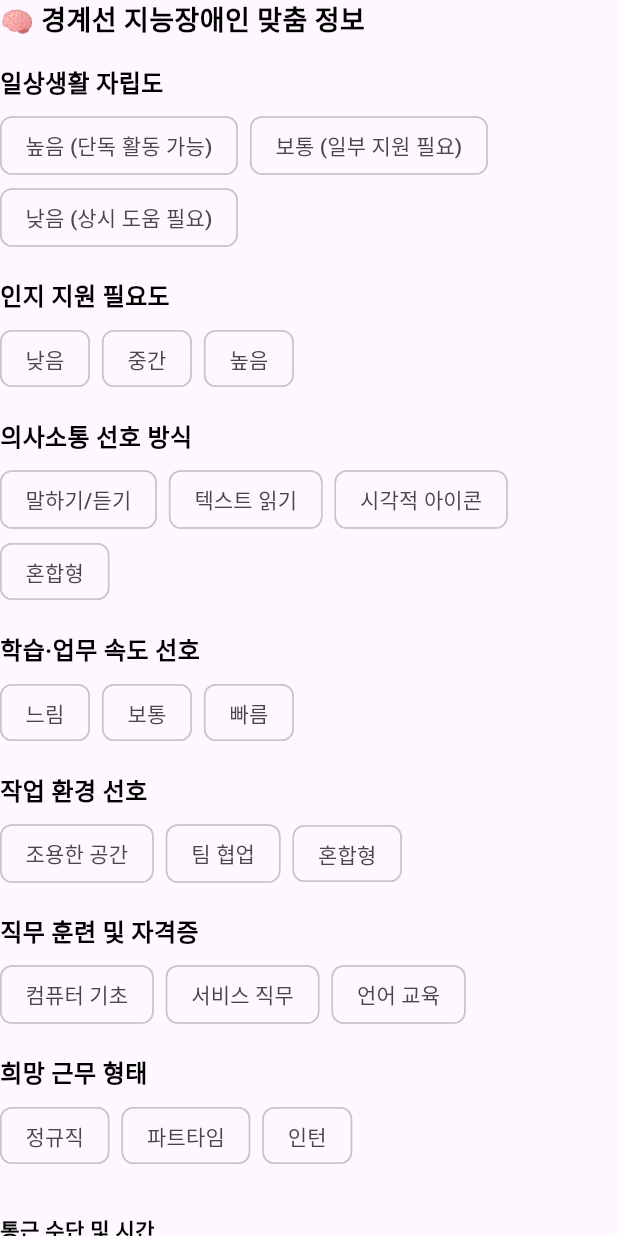
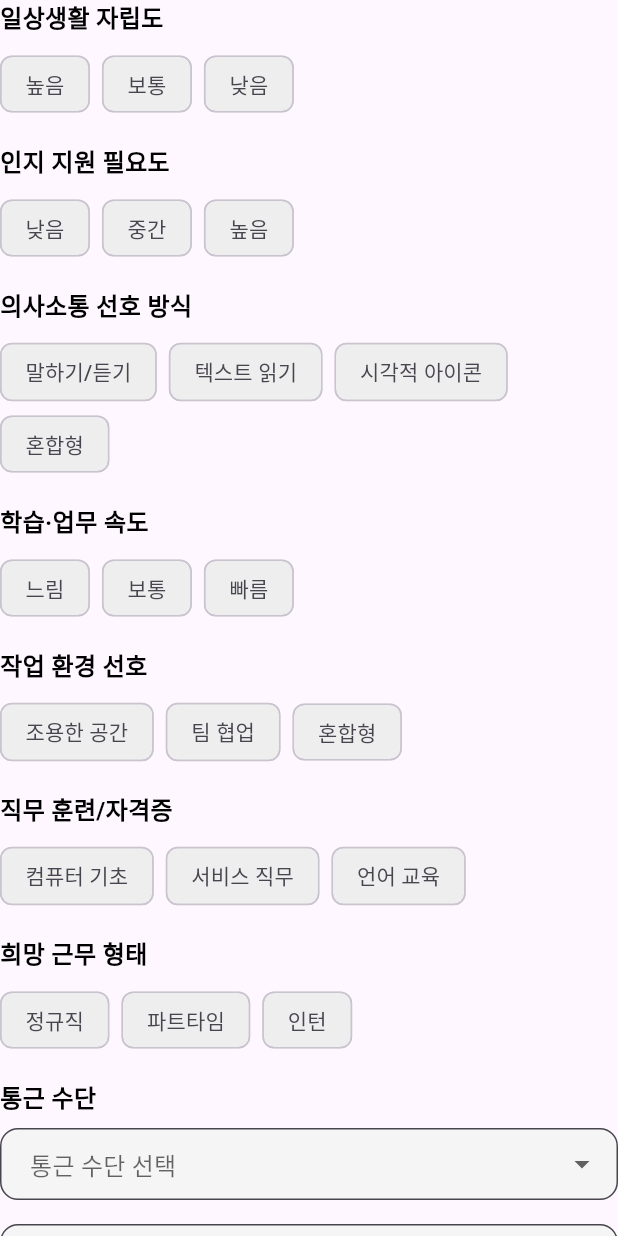
Before and after one commit to InfoGuard-NoOneLeftOut/FE, a Flutter app: the BorderlineInfoStep widget shown alone on an empty page, opened directly with empty values, on a phone screen of 412 x 824 dp. Run offline on Flutter 3.47's test engine with Material 3 defaults, Android fonts, the phone set to English and light mode, and no system bars; our stand-ins replace carousel_slider; network calls fail.

Commit message:
[Feat] user profile form edit

```diff
--- a/lib/widgets/forms/borderline_info_step.dart
+++ b/lib/widgets/forms/borderline_info_step.dart
@@ -22,15 +22,18 @@ class _BorderlineInfoStepState extends State<BorderlineInfoStep> {
   final Map<String, String?> _selectedChips = {};
   String? _commuteMethod;
   String? _commuteTime;
-  String? _school;
-  String? _diagnosis;
-  String? _specialNote;
 
   InputDecoration _inputDecoration(String hint) => InputDecoration(
     hintText: hint,
     filled: true,
     fillColor: Colors.grey[100],
-    border: OutlineInputBorder(borderRadius: BorderRadius.circular(16.0)),
+    contentPadding: const EdgeInsets.symmetric(horizontal: 16, vertical: 12),
+    border: OutlineInputBorder(borderRadius: BorderRadius.circular(12)),
+  );
+
+  Widget _sectionTitle(String text) => Padding(
+    padding: const EdgeInsets.only(bottom: 8.0),
+    child: Text(text, style: const TextStyle(fontSize: 16, fontWeight: FontWeight.w600)),
   );
 
   Widget _buildChipSelector(String title, List<String> options) {
@@ -39,8 +42,7 @@ class _BorderlineInfoStepState extends State<BorderlineInfoStep> {
     return Column(
       crossAxisAlignment: CrossAxisAlignment.start,
       children: [
-        Text(title, style: const TextStyle(fontSize: 16, fontWeight: FontWeight.w600)),
-        const SizedBox(height: 6),
+        _sectionTitle(title),
         Wrap(
           spacing: 8,
           children: options.map((opt) {
@@ -53,6 +55,9 @@ class _BorderlineInfoStepState extends State<BorderlineInfoStep> {
                   _selectedChips[title] = opt;
                 });
               },
+              selectedColor: Theme.of(context).colorScheme.primary.withOpacity(0.2),
+              backgroundColor: Colors.grey[200],
+              shape: RoundedRectangleBorder(borderRadius: BorderRadius.circular(8)),
             );
           }).toList(),
         ),
@@ -68,38 +73,33 @@ class _BorderlineInfoStepState extends State<BorderlineInfoStep> {
       child: Column(
         crossAxisAlignment: CrossAxisAlignment.start,
         children: [
-          const Text('🧠 경계선 지능장애인 맞춤 정보',
-              style: TextStyle(fontSize: 18, fontWeight: FontWeight.bold)),
-          const SizedBox(height: 16),
-
-          _buildChipSelector("일상생활 자립도", ["높음 (단독 활동 가능)", "보통 (일부 지원 필요)", "낮음 (상시 도움 필요)"]),
+          _buildChipSelector("일상생활 자립도", ["높음", "보통", "낮음"]),
           _buildChipSelector("인지 지원 필요도", ["낮음", "중간", "높음"]),
           _buildChipSelector("의사소통 선호 방식", ["말하기/듣기", "텍스트 읽기", "시각적 아이콘", "혼합형"]),
-          _buildChipSelector("학습·업무 속도 선호", ["느림", "보통", "빠름"]),
+          _buildChipSelector("학습·업무 속도", ["느림", "보통", "빠름"]),
           _buildChipSelector("작업 환경 선호", ["조용한 공간", "팀 협업", "혼합형"]),
-          _buildChipSelector("직무 훈련 및 자격증", ["컴퓨터 기초", "서비스 직무", "언어 교육"]),
+          _buildChipSelector("직무 훈련/자격증", ["컴퓨터 기초", "서비스 직무", "언어 교육"]),
           _buildChipSelector("희망 근무 형태", ["정규직", "파트타임", "인턴"]),
 
-          const SizedBox(height: 12),
-          const Text("통근 수단 및 시간", style: TextStyle(fontWeight: FontWeight.bold)),
+          _sectionTitle("통근 수단"),
           DropdownButtonFormField<String>(
             items: ["대중교통", "도보", "가족차량"]
                 .map((e) => DropdownMenuItem(value: e, child: Text(e)))
                 .toList(),
             onChanged: (val) => setState(() => _commuteMethod = val),
-            decoration: _inputDecoration("통근 수단을 선택하세요"),
+            decoration: _inputDecoration("통근 수단 선택"),
           ),
-          const SizedBox(height: 8),
+          const SizedBox(height: 16),
+
           TextFormField(
             keyboardType: TextInputType.number,
             decoration: _inputDecoration("최대 통근 시간 (분)"),
             onSaved: (val) => _commuteTime = val,
           ),
+          const SizedBox(height: 16),
 
-          const SizedBox(height: 12),
           _buildChipSelector("디지털 기기 사용 능력", ["기초", "중간", "높음"]),
-          _buildChipSelector("스트레스 유발 요인", ["소음", "복잡한 절차", "대인관계", "없음"]),
-
+          _buildChipSelector("스트레스 요인", ["소음", "복잡한 절차", "대인관계", "없음"]),
         ],
       ),
     );
```
Also changed, not shown: lib/screens/policy.dart (+30 -34 lines), lib/widgets/cards/popular_policies_card.dart (added, +109 -0 lines), lib/widgets/forms/basic_info_step.dart (+78 -33 lines), lib/widgets/forms/guardian_info_step.dart (+34 -24 lines), lib/widgets/forms/user_profile_form.dart (+30 -10 lines), assets/images/card1.png (added), assets/images/card2.png (added), assets/images/card3.png (added), assets/images/card4.png (added), assets/images/policy1.png, assets/images/policy2.png, assets/images/policy3.png.
